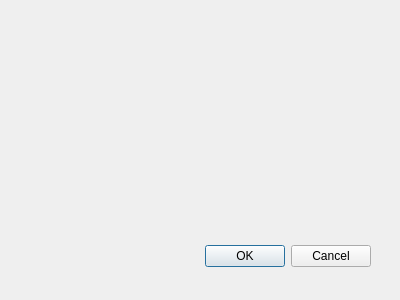
Before: the Qt Designer form NewBucket.ui in SC-One/BHMI, drawn with Qt 5.
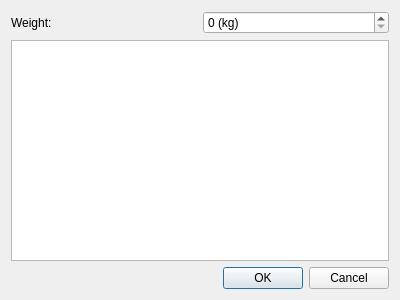
After: the same form once the commit is applied.

Commit message: added info structure in dialog

```diff
--- a/NewBucket.ui
+++ b/NewBucket.ui
@@ -15,15 +15,33 @@
   <property name="windowTitle">
    <string>Dialog</string>
   </property>
+  <layout class="QVBoxLayout" name="verticalLayout">
+   <item>
+    <layout class="QHBoxLayout" name="horizontalLayout_2">
+     <property name="topMargin">
+      <number>0</number>
+     </property>
+     <item>
+      <widget class="QLabel" name="label">
+       <property name="text">
+        <string>Weight:</string>
+       </property>
+      </widget>
+     </item>
+     <item>
+      <widget class="QSpinBox" name="weight">
+       <property name="suffix">
+        <string> (kg)</string>
+       </property>
+      </widget>
+     </item>
+    </layout>
+   </item>
+   <item>
+    <widget class="QPlainTextEdit" name="descText"/>
+   </item>
+   <item>
   <widget class="QDialogButtonBox" name="buttonBox">
-   <property name="geometry">
-    <rect>
-     <x>30</x>
-     <y>240</y>
-     <width>341</width>
-     <height>32</height>
-    </rect>
-   </property>
    <property name="orientation">
     <enum>Qt::Horizontal</enum>
    </property>
@@ -31,6 +49,8 @@
     <set>QDialogButtonBox::Cancel|QDialogButtonBox::Ok</set>
    </property>
   </widget>
+   </item>
+  </layout>
  </widget>
  <pixmapfunction/>
  <resources/>
```
Left out of the diff: 5 changed lines with no effect on the pictures. Lines whose indentation alone changed are shown as unchanged. The commit also changes 2 other files.
